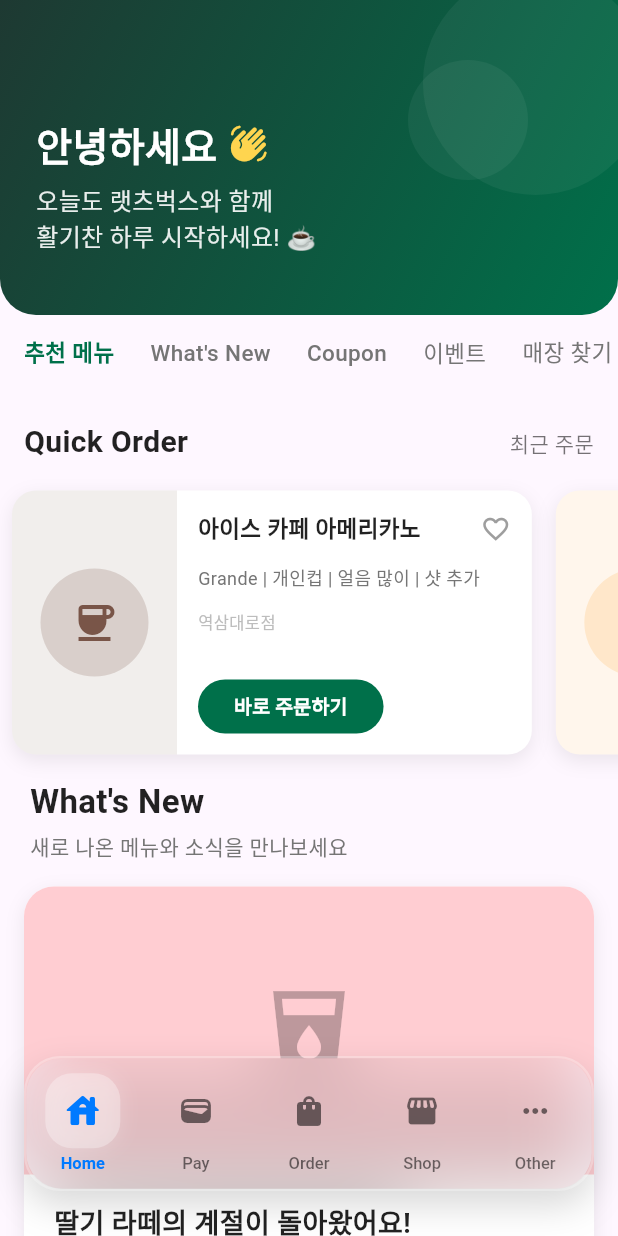
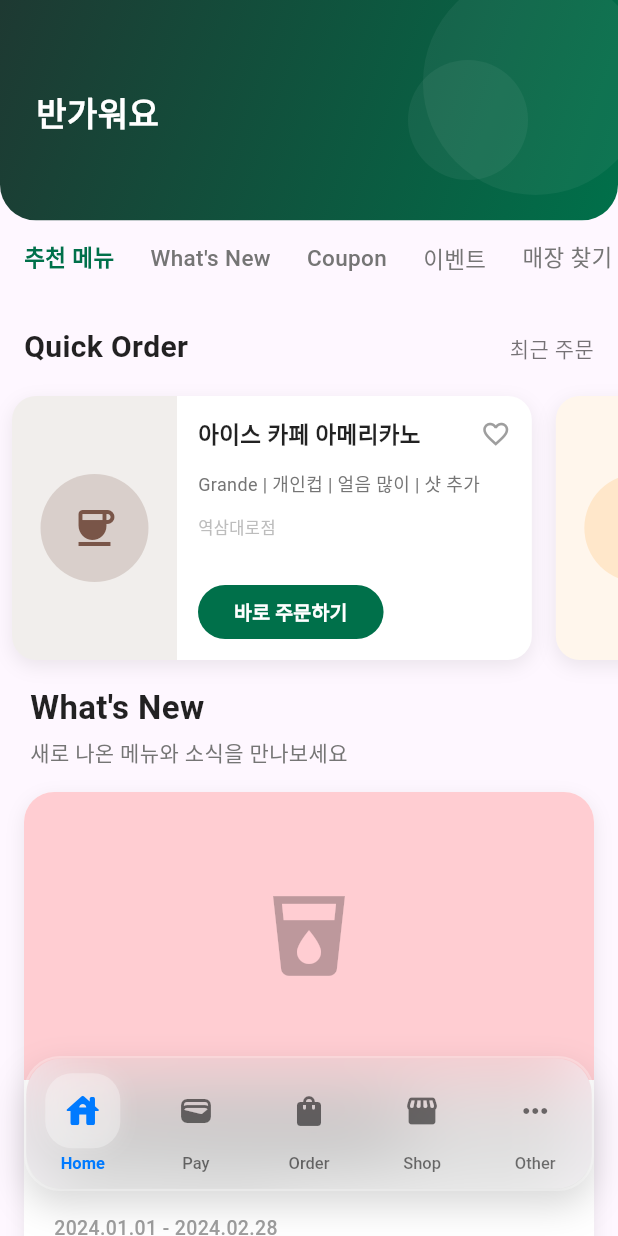
Before and after one commit to ikpil/Ratsbucks, a Flutter app: the screen it shows after launch, after a tap on "바로 주문하기", on a phone screen of 412 x 824 dp. Run offline on Flutter 3.47's test engine with Material 3 defaults, Android fonts, the light colour scheme and no system bars.

Commit message:
매우 훌륭하다 이제 레이아웃은 인간이 짜지 않아도 된다

```diff
--- a/lib/widgets/home_header_delegate.dart
+++ b/lib/widgets/home_header_delegate.dart
@@ -1,5 +1,6 @@
 import 'package:flutter/material.dart';
-import 'dart:ui';
+import 'package:flutter/gestures.dart';
+import 'dart:async';
 
 class HomeHeaderDelegate extends SliverPersistentHeaderDelegate {
   @override
@@ -65,44 +66,8 @@ class HomeHeaderDelegate extends SliverPersistentHeaderDelegate {
                   // Welcome Text
                   Positioned(
                     left: 24,
-                    bottom: 40,
-                    child: Opacity(
-                      opacity: opacity,
-                      child: Column(
-                        crossAxisAlignment: CrossAxisAlignment.start,
-                        mainAxisSize: MainAxisSize.min,
-                        children: [
-                          Row(
-                            children: [
-                              const Text(
-                                '안녕하세요',
-                                style: TextStyle(
-                                  color: Colors.white,
-                                  fontSize: 26,
-                                  fontWeight: FontWeight.bold,
-                                ),
-                              ),
-                              const SizedBox(width: 8),
-                              Icon(
-                                Icons.waving_hand_rounded,
-                                color: Colors.amber.shade300,
-                                size: 26,
-                              ),
-                            ],
-                          ),
-                          const SizedBox(height: 8),
-                          Text(
-                            '오늘도 랫츠벅스와 함께\n활기찬 하루 시작하세요! ☕️',
-                            style: TextStyle(
-                              color: Colors.white.withOpacity(0.9),
-                              fontSize: 16,
-                              height: 1.4,
-                              fontWeight: FontWeight.w400,
-                            ),
-                          ),
-                        ],
-                      ),
-                    ),
+                    bottom: 30,
+                    child: _RotatingWelcomeMessage(opacity: opacity),
                   ),
                 ],
               ),
@@ -166,7 +131,8 @@ class HomeHeaderDelegate extends SliverPersistentHeaderDelegate {
   }
 
   @override
-  double get maxExtent => 260;
+  double get maxExtent =>
+      197; // 260 * 0.7 = 182 + 15(padding adjustments) = ~197
 
   @override
   double get minExtent => 50;
@@ -176,3 +142,199 @@ class HomeHeaderDelegate extends SliverPersistentHeaderDelegate {
     return false;
   }
 }
+
+class _RotatingWelcomeMessage extends StatefulWidget {
+  final double opacity;
+
+  const _RotatingWelcomeMessage({required this.opacity});
+
+  @override
+  State<_RotatingWelcomeMessage> createState() =>
+      _RotatingWelcomeMessageState();
+}
+
+class _RotatingWelcomeMessageState extends State<_RotatingWelcomeMessage> {
+  int _index = 0;
+  Timer? _timer;
+
+  final List<Map<String, String>> _messages = [
+    {
+      'title': '안녕하세요 최익필님',
+      'subtitle': '오늘도 랫츠벅스와 함께\n활기찬 하루 시작하세요! ☕️',
+    },
+    {
+      'title': '반가워요 최익필님',
+      'subtitle': '당신을 위한 특별한\n커피가 준비되어 있어요! 🌟',
+    },
+    {
+      'title': '어서오세요 최익필님',
+      'subtitle': '잠시 휴식이 필요할 땐\n랫츠벅스 어떠세요? 🍀',
+    },
+    {
+      'title': '환영합니다 최익필님',
+      'subtitle': '기분 좋은 하루가\n되길 응원할게요! ✨',
+    },
+  ];
+
+  @override
+  void initState() {
+    super.initState();
+    _timer = Timer.periodic(const Duration(seconds: 10), (timer) {
+      if (mounted) {
+        setState(() {
+          _index = (_index + 1) % _messages.length;
+        });
+      }
+    });
+  }
+
+  @override
+  void dispose() {
+    _timer?.cancel();
+    super.dispose();
+  }
+
+  @override
+  Widget build(BuildContext context) {
+    final msg = _messages[_index];
+
+    return Opacity(
+      opacity: widget.opacity,
+      child: AnimatedSwitcher(
+        duration: const Duration(milliseconds: 500),
+        // Use a simple Fade for the switch, the content handles the entrance animation
+        transitionBuilder: (Widget child, Animation<double> animation) {
+          return FadeTransition(opacity: animation, child: child);
+        },
+        child: _WelcomeMessageContent(
+          key: ValueKey<int>(_index),
+          title: msg['title']!,
+          subtitle: msg['subtitle']!,
+        ),
+      ),
+    );
+  }
+}
+
+class _WelcomeMessageContent extends StatefulWidget {
+  final String title;
+  final String subtitle;
+
+  const _WelcomeMessageContent({
+    super.key,
+    required this.title,
+    required this.subtitle,
+  });
+
+  @override
+  State<_WelcomeMessageContent> createState() => _WelcomeMessageContentState();
+}
+
+class _WelcomeMessageContentState extends State<_WelcomeMessageContent> {
+  String _displayTitle = '';
+  String _displaySubtitle = '';
+  bool _showIcon = false;
+  Timer? _typingTimer;
+  int _currentIndex = 0;
+
+  @override
+  void initState() {
+    super.initState();
+    _startTyping();
+  }
+
+  void _startTyping() {
+    // Initial delay before typing starts
+    Future.delayed(const Duration(milliseconds: 300), () {
+      if (!mounted) return;
+
+      _typingTimer = Timer.periodic(const Duration(milliseconds: 60), (timer) {
+        if (!mounted) {
+          timer.cancel();
+          return;
+        }
+
+        setState(() {
+          // 1. Type Title
+          if (_currentIndex < widget.title.length) {
+            _displayTitle = widget.title.substring(0, _currentIndex + 1);
+            _currentIndex++;
+          }
+          // 2. Show Icon
+          else if (_currentIndex == widget.title.length) {
+            _showIcon = true;
+            _currentIndex++;
+          }
+          // 3. Type Subtitle
+          else {
+            int subtitleIndex = _currentIndex - (widget.title.length + 1);
+            if (subtitleIndex < widget.subtitle.length) {
+              _displaySubtitle =
+                  widget.subtitle.substring(0, subtitleIndex + 1);
+              _currentIndex++;
+            } else {
+              timer.cancel();
+            }
+          }
+        });
+      });
+    });
+  }
+
+  @override
+  void dispose() {
+    _typingTimer?.cancel();
+    super.dispose();
+  }
+
+  @override
+  Widget build(BuildContext context) {
+    return Column(
+      crossAxisAlignment: CrossAxisAlignment.start,
+      mainAxisSize: MainAxisSize.min,
+      children: [
+        Row(
+          children: [
+            Text(
+              _displayTitle,
+              style: const TextStyle(
+                color: Colors.white,
+                fontSize: 22,
+                fontWeight: FontWeight.bold,
+              ),
+            ),
+            if (_showIcon) ...[
+              const SizedBox(width: 8),
+              TweenAnimationBuilder<double>(
+                duration: const Duration(milliseconds: 300),
+                curve: Curves.elasticOut,
+                tween: Tween(begin: 0.0, end: 1.0),
+                builder: (context, value, child) {
+                  return Transform.scale(
+                    scale: value,
+                    child: child,
+                  );
+                },
+                child: Icon(
+                  Icons.waving_hand_rounded,
+                  color: Colors.amber.shade300,
+                  size: 22,
+                ),
+              ),
+            ],
+          ],
+        ),
+        const SizedBox(height: 6),
+        Text(
+          _displaySubtitle,
+          style: TextStyle(
+            color: Colors.white.withOpacity(0.9),
+            fontSize: 14,
+            height: 1.3,
+            fontWeight: FontWeight.w400,
+          ),
+        ),
+      ],
+    );
+  }
+}
```
